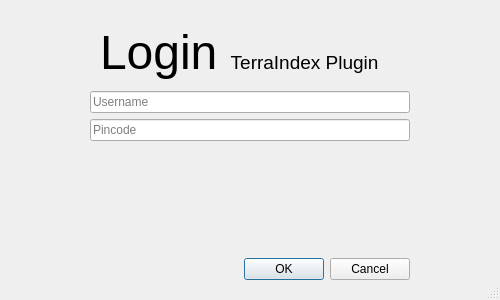
Above: terraindex_login.ui from KRS-dev/TerraIndex-Plugin before the change. Below: the same form after it.
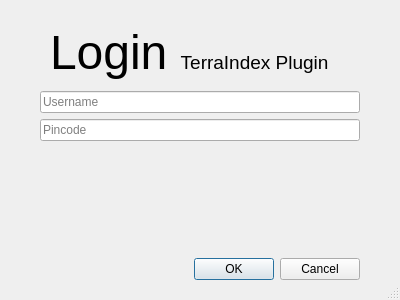
That is the form after the change. Custom widgets are drawn as their Qt base class.

The edit to the form file:
```diff
--- a/terraindex_login.ui
+++ b/terraindex_login.ui
@@ -6,7 +6,7 @@
    <rect>
     <x>0</x>
     <y>0</y>
-    <width>500</width>
+    <width>400</width>
     <height>300</height>
    </rect>
   </property>
@@ -18,7 +18,7 @@
   </property>
   <property name="minimumSize">
    <size>
-    <width>500</width>
+    <width>350</width>
     <height>300</height>
    </size>
   </property>
```
